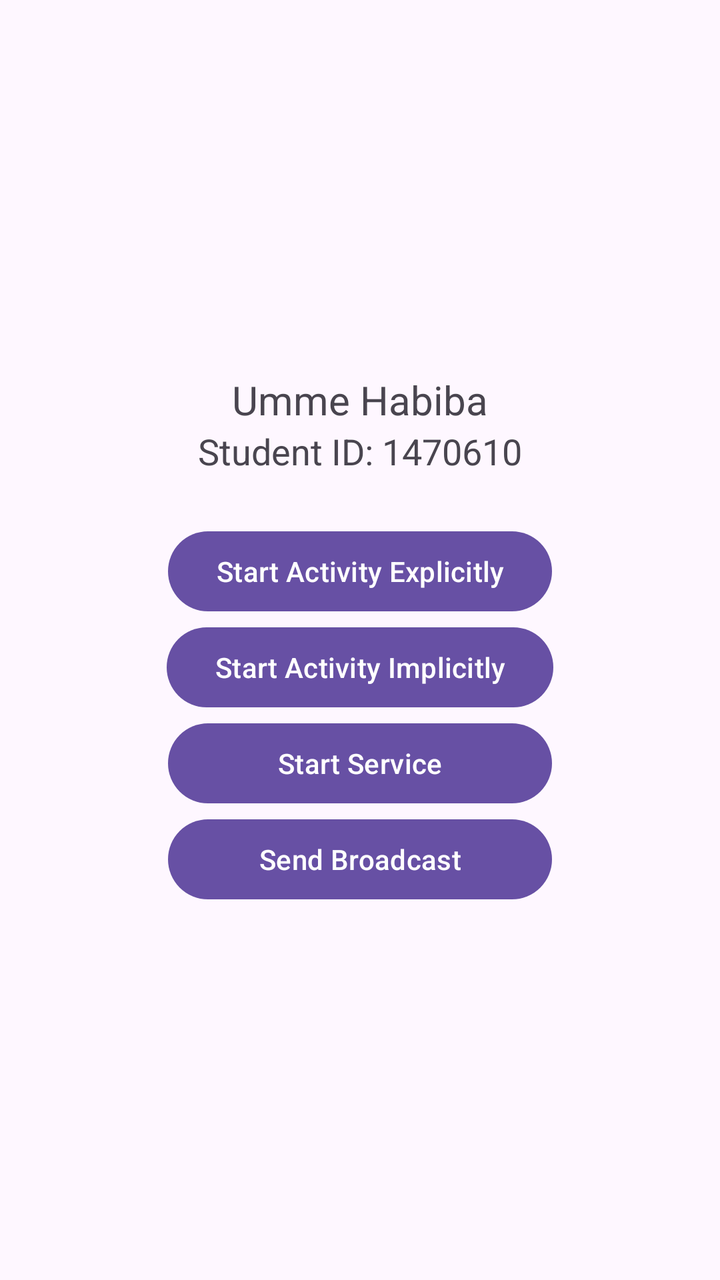
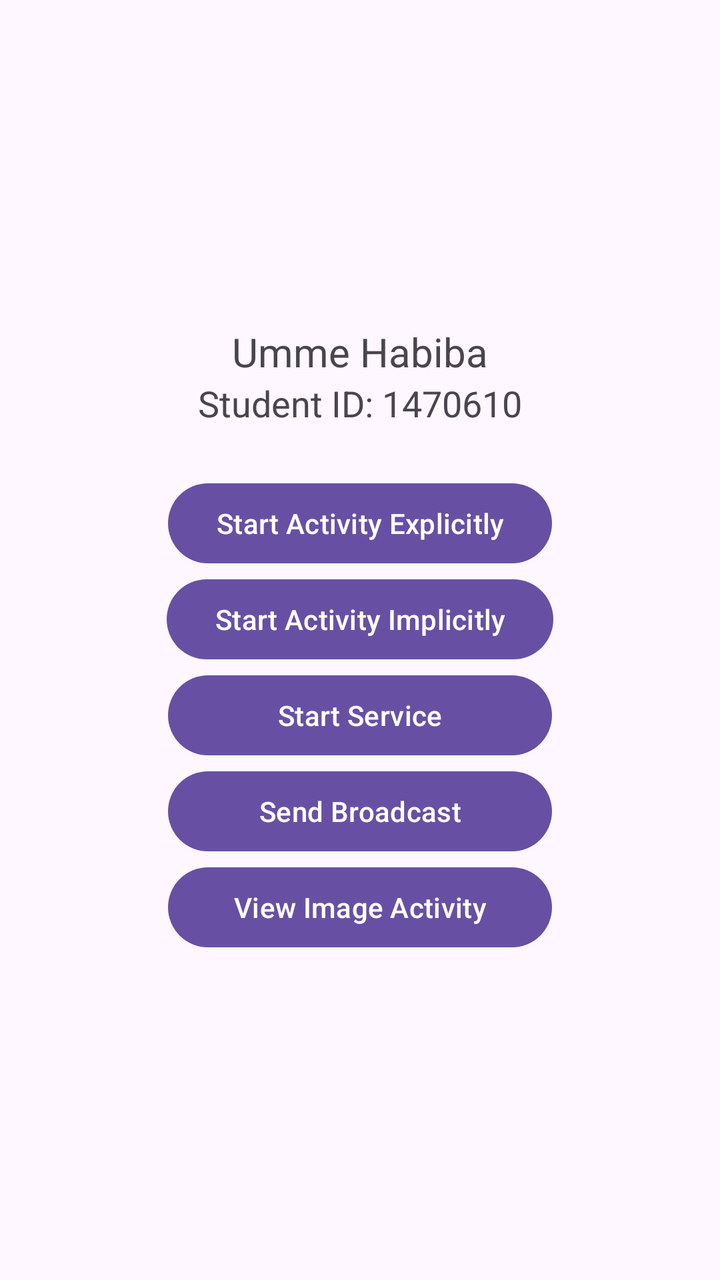

An Android layout rendered at two revisions. The XML below is the earlier revision; the diff shows what the commit changed to produce the second picture.
<!-- AndroidManifest.xml: application theme Theme.CS712Assignment2 -->
<!-- res/layout/activity_main.xml -->
<?xml version="1.0" encoding="utf-8"?>
<LinearLayout xmlns:android="http://schemas.android.com/apk/res/android"
    android:orientation="vertical"
    android:padding="24dp"
    android:gravity="center"
    android:layout_width="match_parent"
    android:layout_height="match_parent">

    <TextView
        android:id="@+id/textName"
        android:text="Umme Habiba"
        android:textSize="20sp"
        android:layout_width="wrap_content"
        android:layout_height="wrap_content" />

    <TextView
        android:id="@+id/textID"
        android:text="Student ID: 1470610"
        android:textSize="18sp"
        android:layout_width="wrap_content"
        android:layout_height="wrap_content"
        android:layout_marginBottom="24dp" />

    <Button
        android:id="@+id/btnExplicit"
        android:layout_width="wrap_content"
        android:layout_height="wrap_content"
        android:text="Start Activity Explicitly" />

    <Button
        android:id="@+id/btnImplicit"
        android:layout_width="wrap_content"
        android:layout_height="wrap_content"
        android:text="Start Activity Implicitly" />

    <Button
        android:id="@+id/btnStartService"
        android:layout_width="192dp"
        android:layout_height="wrap_content"
        android:text="Start Service" />

    <Button
        android:id="@+id/btnSendBroadcast"
        android:layout_width="192dp"
        android:layout_height="wrap_content"
        android:text="Send Broadcast" />


</LinearLayout>
<!-- resources referenced by this layout -->
<resources>
  <style name="Theme.CS712Assignment2" parent="Base.Theme.CS712Assignment2" />
  <style name="Base.Theme.CS712Assignment2" parent="Theme.Material3.DayNight.NoActionBar">
          
          
      </style>
</resources>

<!-- the commit's change to res/layout/activity_main.xml (unified diff, before → after) -->
@@ -45,5 +45,11 @@
         android:layout_height="wrap_content"
         android:text="Send Broadcast" />
 
+    <Button
+        android:id="@+id/btnImageActivity"
+        android:layout_width="192dp"
+        android:layout_height="wrap_content"
+        android:text="View Image Activity" />
+
 
 </LinearLayout>
